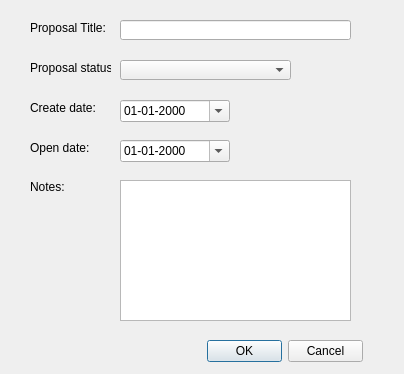
tlh22/TOMs, file proposal_details_dialog_base.ui: the form before one commit.
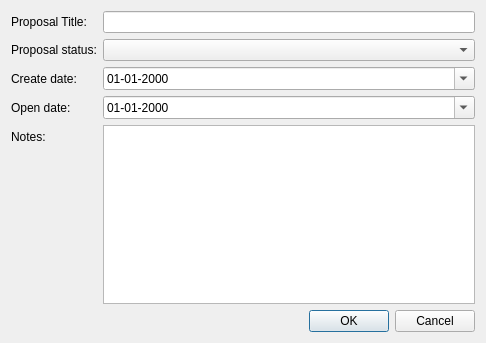
The form after the commit.

Diff of the .ui file:
```diff
--- a/proposal_details_dialog_base.ui
+++ b/proposal_details_dialog_base.ui
@@ -6,122 +6,55 @@
    <rect>
     <x>0</x>
     <y>0</y>
-    <width>404</width>
-    <height>374</height>
+    <width>486</width>
+    <height>343</height>
    </rect>
   </property>
-  <property name="minimumSize">
-   <size>
-    <width>80</width>
-    <height>38</height>
-   </size>
+  <property name="sizePolicy">
+   <sizepolicy hsizetype="Fixed" vsizetype="Fixed">
+    <horstretch>0</horstretch>
+    <verstretch>0</verstretch>
+   </sizepolicy>
   </property>
   <property name="maximumSize">
    <size>
-    <width>524287</width>
-    <height>524287</height>
+    <width>500</width>
+    <height>360</height>
    </size>
   </property>
   <property name="windowTitle">
    <string>Proposal Details</string>
   </property>
-  <widget class="QDialogButtonBox" name="button_box">
-   <property name="geometry">
-    <rect>
-     <x>207</x>
-     <y>340</y>
-     <width>156</width>
-     <height>23</height>
-    </rect>
-   </property>
-   <property name="orientation">
-    <enum>Qt::Horizontal</enum>
-   </property>
-   <property name="standardButtons">
-    <set>QDialogButtonBox::Cancel|QDialogButtonBox::Ok</set>
-   </property>
-  </widget>
-  <widget class="QComboBox" name="ProposalStatusID">
-   <property name="geometry">
-    <rect>
-     <x>120</x>
-     <y>60</y>
-     <width>171</width>
-     <height>20</height>
-    </rect>
-   </property>
-  </widget>
+  <layout class="QFormLayout" name="formLayout">
+   <item row="0" column="0">
   <widget class="QLabel" name="label">
-   <property name="geometry">
-    <rect>
-     <x>30</x>
-     <y>20</y>
-     <width>91</width>
-     <height>16</height>
-    </rect>
-   </property>
    <property name="text">
     <string>Proposal Title:</string>
    </property>
   </widget>
-  <widget class="QLineEdit" name="ProposalTitle">
-   <property name="geometry">
-    <rect>
-     <x>120</x>
-     <y>20</y>
-     <width>231</width>
-     <height>20</height>
-    </rect>
-   </property>
-  </widget>
+   </item>
+   <item row="0" column="1">
+    <widget class="QLineEdit" name="ProposalTitle"/>
+   </item>
+   <item row="1" column="0">
   <widget class="QLabel" name="label_2">
-   <property name="geometry">
-    <rect>
-     <x>30</x>
-     <y>60</y>
-     <width>81</width>
-     <height>16</height>
-    </rect>
-   </property>
    <property name="text">
     <string>Proposal status:</string>
    </property>
   </widget>
+   </item>
+   <item row="1" column="1">
+    <widget class="QComboBox" name="ProposalStatusID"/>
+   </item>
+   <item row="2" column="0">
   <widget class="QLabel" name="label_3">
-   <property name="geometry">
-    <rect>
-     <x>30</x>
-     <y>100</y>
-     <width>71</width>
-     <height>16</height>
-    </rect>
-   </property>
    <property name="text">
     <string>Create date:</string>
    </property>
   </widget>
-  <widget class="QLabel" name="label_4">
-   <property name="geometry">
-    <rect>
-     <x>30</x>
-     <y>180</y>
-     <width>46</width>
-     <height>13</height>
-    </rect>
-   </property>
-   <property name="text">
-    <string>Notes:</string>
-   </property>
-  </widget>
+   </item>
+   <item row="2" column="1">
   <widget class="QDateEdit" name="ProposalCreateDate">
-   <property name="geometry">
-    <rect>
-     <x>120</x>
-     <y>100</y>
-     <width>110</width>
-     <height>22</height>
-    </rect>
-   </property>
    <property name="displayFormat">
     <string>dd-MM-yyyy</string>
    </property>
@@ -129,46 +62,54 @@
     <bool>true</bool>
    </property>
   </widget>
-  <widget class="QTextEdit" name="Notes">
-   <property name="geometry">
-    <rect>
-     <x>120</x>
-     <y>180</y>
-     <width>231</width>
-     <height>141</height>
-    </rect>
-   </property>
-  </widget>
-  <widget class="QDateEdit" name="ProposalOpenDate">
-   <property name="geometry">
-    <rect>
-     <x>120</x>
-     <y>140</y>
-     <width>110</width>
-     <height>22</height>
-    </rect>
-   </property>
-   <property name="displayFormat">
-    <string>dd-MM-yyyy</string>
-   </property>
-   <property name="calendarPopup">
-    <bool>true</bool>
-   </property>
-  </widget>
+   </item>
+   <item row="3" column="0">
   <widget class="QLabel" name="label_5">
-   <property name="geometry">
-    <rect>
-     <x>30</x>
-     <y>140</y>
-     <width>71</width>
-     <height>16</height>
-    </rect>
-   </property>
    <property name="text">
     <string>Open date:</string>
    </property>
   </widget>
- </widget>
+   </item>
+   <item row="3" column="1">
+    <widget class="QDateEdit" name="ProposalOpenDate">
+     <property name="displayFormat">
+      <string>dd-MM-yyyy</string>
+     </property>
+     <property name="calendarPopup">
+      <bool>true</bool>
+     </property>
+    </widget>
+   </item>
+   <item row="4" column="0">
+    <widget class="QLabel" name="label_4">
+     <property name="text">
+      <string>Notes:</string>
+     </property>
+    </widget>
+   </item>
+   <item row="4" column="1">
+    <widget class="QTextEdit" name="ProposalNotes"/>
+   </item>
+   <item row="5" column="1">
+    <widget class="QDialogButtonBox" name="button_box">
+     <property name="orientation">
+      <enum>Qt::Horizontal</enum>
+     </property>
+     <property name="standardButtons">
+      <set>QDialogButtonBox::Cancel|QDialogButtonBox::Ok</set>
+     </property>
+    </widget>
+   </item>
+  </layout>
+ </widget>
+ <tabstops>
+  <tabstop>ProposalTitle</tabstop>
+  <tabstop>ProposalStatusID</tabstop>
+  <tabstop>ProposalCreateDate</tabstop>
+  <tabstop>ProposalOpenDate</tabstop>
+  <tabstop>ProposalNotes</tabstop>
+  <tabstop>button_box</tabstop>
+ </tabstops>
  <resources/>
  <connections>
   <connection>
```
Lines whose indentation alone changed are shown as unchanged.
